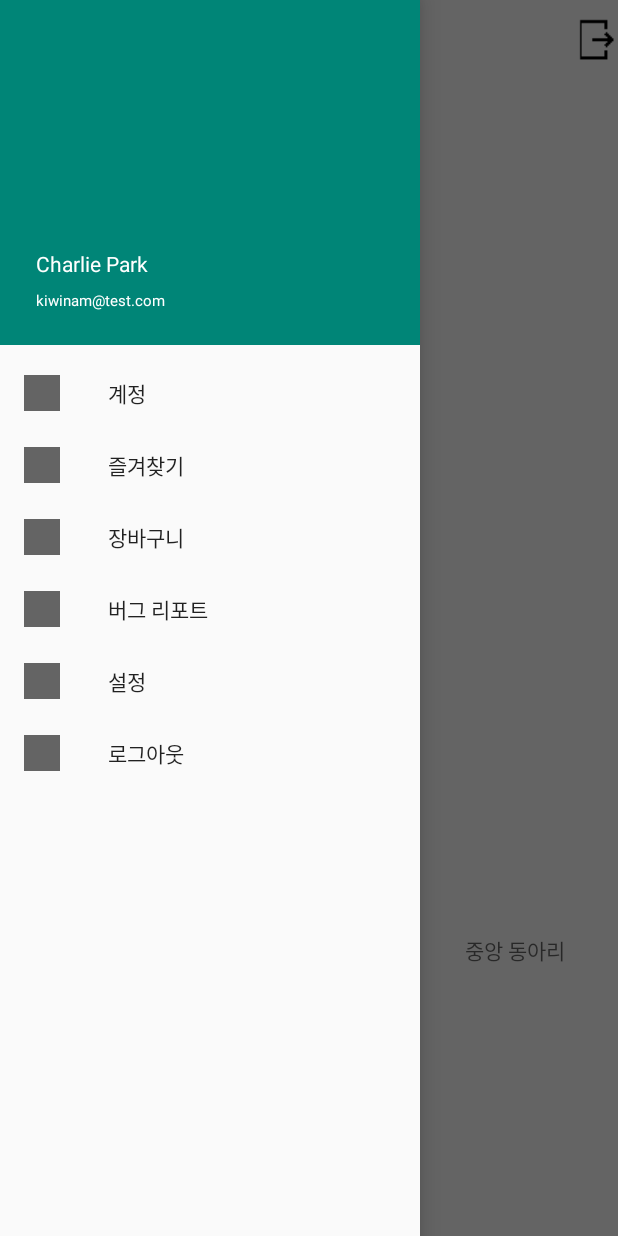
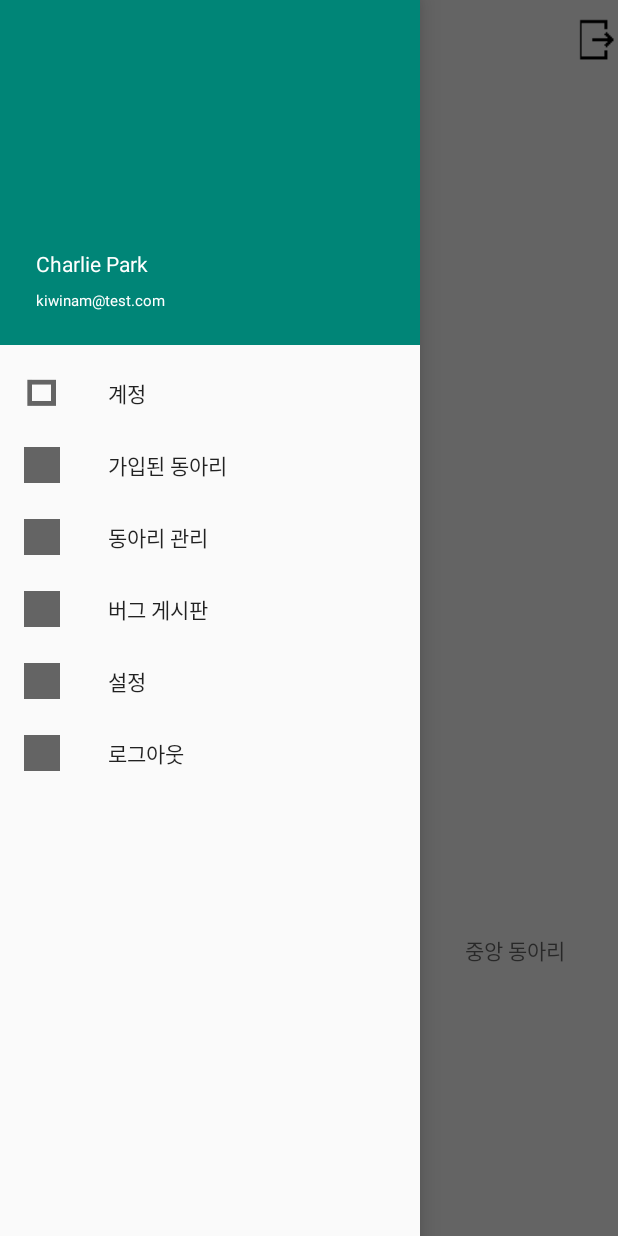
Before and after one commit to yooflyhigh/CMM, an Android app: the Fragment_Start screen opened directly, with no data from a screen before it, with the side drawer open, on a phone screen of 412 x 824 dp. Run offline under Robolectric (Android 15) with nearby library versions, the phone set to English and light mode, and no system bars.

Commit message:
네비게이션 아이템 추가

```diff
--- a/ClubManageMent/app/src/main/java/com/example/clubmanagement/System/Fragment/Fragment_Start.java
+++ b/ClubManageMent/app/src/main/java/com/example/clubmanagement/System/Fragment/Fragment_Start.java
@@ -19,6 +19,7 @@ import android.view.Menu;
 import android.view.MenuItem;
 import android.view.View;
 import android.widget.Button;
+import android.widget.ImageButton;
 
 import com.example.clubmanagement.Join.Center;
 import com.example.clubmanagement.Login.Auto_Login.SaveSharedPreference;
@@ -32,12 +33,18 @@ import java.util.List;
 public class Fragment_Start extends AppCompatActivity implements NavigationView.OnNavigationItemSelectedListener {
     private BackPressCloseHandler BackPressCloseHandler = new BackPressCloseHandler(this);
     Toolbar toolbar;
-    Button Btn_logout;
+    ImageButton Btn_logout;
     @Override
     public void onCreate(Bundle savedInstanceState) {
         super.onCreate(savedInstanceState);
         setContentView(R.layout.frg_frgment_start);
-
+        Btn_logout = (ImageButton) findViewById(R.id.logoutbtn);
+        Btn_logout.setOnClickListener(new View.OnClickListener() {
+            @Override
+            public void onClick(View v) {
+                onLogoutButtonClick();
+            }
+        });
         setToolbar();
         NavigationView navigationView = (NavigationView)findViewById(R.id.navigationView);
         navigationView.setNavigationItemSelectedListener(this);
@@ -60,50 +67,35 @@ public class Fragment_Start extends AppCompatActivity implements NavigationView.
 
     @Override
     public boolean onNavigationItemSelected(@NonNull MenuItem menuItem) {
-
         switch (menuItem.getItemId()){
             case R.id.account:
-//                Snackbar.make(findViewById(R.id.account),"Navigation Account pressed",Snackbar.LENGTH_SHORT).show();
-                Log.d("위에서 클릭"," 클릭됨");
+
+                break;
+            case R.id.joined:
+                break;
+            case R.id.control:
+                break;
+            case R.id.bugreport:
                 break;
             case R.id.setting:
-                Log.d("setting 클릭"," 클릭됨");
-                Snackbar.make(findViewById(R.id.setting),"Navigation Setting pressed",Snackbar.LENGTH_SHORT).show();
+                break;
+            case R.id.logout:
+                onLogoutButtonClick();
                 break;
         }
-
         DrawerLayout mDrawerLayout = (DrawerLayout) findViewById(R.id.drawerLayout);
         mDrawerLayout.closeDrawers();
 
         return false;
     }
 
+    /* 옵션 부분 */
     @Override
     public boolean onOptionsItemSelected(MenuItem item) {
-/*
-        switch(item.getItemId()) {
-            case R.id.account:
-                //Snackbar.make(toolbar, (CharSequence)"account click", -1).show();
-                 Log.d("어카운트 클릭"," 클릭됨");
-                break;
-            //case -1000132:
-            //   Snackbar.make(toolbar, (CharSequence)"Logout menu pressed", -1).show();
-            // break;
-            case -1000091:
-                Snackbar.make(toolbar, (CharSequence)"Search menu pressed", -1).show();
-                break;
-            case -1000055:
-                Snackbar.make(toolbar, (CharSequence)"Account menu pressed", -1).show();
-                break;
-            case android.R.id.home:
-                ((DrawerLayout)this.findViewById(R.id.drawerLayout)).openDrawer(Gravity.START);
-                break;
-        }
-*/
+        ((DrawerLayout)this.findViewById(R.id.drawerLayout)).openDrawer(Gravity.START);
         return super.onOptionsItemSelected(item);
     }
 
-    /* 옵션 부분 */
     /*
     @Override
     public boolean onCreateOptionsMenu(Menu menu) {
@@ -114,7 +106,7 @@ public class Fragment_Start extends AppCompatActivity implements NavigationView.
     */
 
     /* 로그아웃 버튼 */
-    public void onLogoutButtonClick(View view) {
+    public void onLogoutButtonClick() {
         AlertDialog.Builder alertDialogBuilder = new AlertDialog.Builder(
                 this);
         alertDialogBuilder.setTitle("로그아웃");
@@ -125,7 +117,6 @@ public class Fragment_Start extends AppCompatActivity implements NavigationView.
                         new DialogInterface.OnClickListener() {
                             public void onClick(
                                     DialogInterface dialog, int id) {
-                                // 프로그램을 종료한다
                                 SaveSharedPreference.setUserName(Fragment_Start.this, "");
                                 SaveSharedPreference.setUserPass(Fragment_Start.this, "");
                                 SaveSharedPreference.setAutoLoginCheck(Fragment_Start.this,false);
@@ -136,7 +127,6 @@ public class Fragment_Start extends AppCompatActivity implements NavigationView.
                         new DialogInterface.OnClickListener() {
                             public void onClick(
                                     DialogInterface dialog, int id) {
-                                // 다이얼로그를 취소한다
                                 dialog.cancel();
                             }
                         });
--- a/ClubManageMent/app/src/main/res/layout/frg_frgment_start.xml
+++ b/ClubManageMent/app/src/main/res/layout/frg_frgment_start.xml
@@ -26,13 +26,13 @@
                 app:popupTheme="@style/ThemeOverlay.AppCompat.Dark.ActionBar" />
 
             <ImageButton
+                android:id="@+id/logoutbtn"
                 android:layout_width="match_parent"
                 android:layout_height="wrap_content"
                 android:layout_gravity="center"
                 android:background="@android:color/transparent"
                 android:paddingStart="10dp"
-                android:src="@drawable/logout"
-                android:onClick="onLogoutButtonClick"/>
+                android:src="@drawable/logout"/>
         </LinearLayout>
 
         <android.support.v4.view.ViewPager
@@ -53,11 +53,7 @@
             android:id="@+id/tabs"
             android:layout_width="match_parent"
             android:layout_height="35dp" />
-
-    </LinearLayout><![CDATA[
-
-    />
-    ]]>
+    </LinearLayout>
 
     <android.support.design.widget.NavigationView
             android:id="@+id/navigationView"
--- a/ClubManageMent/app/src/main/res/menu/navi_item.xml
+++ b/ClubManageMent/app/src/main/res/menu/navi_item.xml
@@ -1,37 +1,33 @@
 <?xml version="1.0" encoding="utf-8"?>
 <menu xmlns:android="http://schemas.android.com/apk/res/android">
-    <group android:checkableBehavior="single">
         <item
             android:id="@+id/account"
-            android:icon="@drawable/light"
+            android:icon="@drawable/box"
             android:title="계정"
             />
         <item
-            android:id="@+id/star"
+            android:id="@+id/joined"
             android:icon="@drawable/item"
-            android:title="즐겨찾기"
+            android:title="가입된 동아리"
             />
         <item
-            android:id="@+id/cart"
+            android:id="@+id/control"
             android:icon="@drawable/one"
-            android:title="장바구니"
+            android:title="동아리 관리"
             />
-    </group>
-    <group android:checkableBehavior="single">
         <item
-            android:id="@+id/bug_report"
-            android:icon="@drawable/three"
-            android:title="버그 리포트"
+            android:id="@+id/bugreport"
+            android:icon="@drawable/one"
+            android:title="버그 게시판"
             />
         <item
             android:id="@+id/setting"
-            android:icon="@drawable/poster_sample"
+            android:icon="@drawable/one"
             android:title="설정"
             />
         <item
             android:id="@+id/logout"
-            android:icon="@drawable/video"
+            android:icon="@drawable/one"
             android:title="로그아웃"
             />
-    </group>
 </menu>
```
